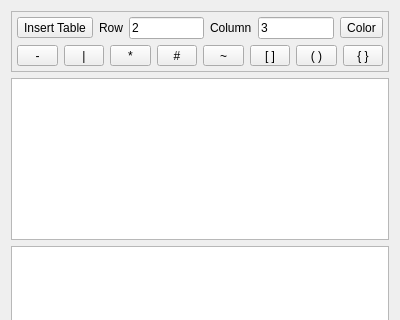
This is src/dlgMemos.ui in ic005k/Knot-Legacy as Qt 5 draws it before an edit; both pictures show x 0 to 400 and y 0 to 320 of the 400 by 476 pixel window. The edited form follows.
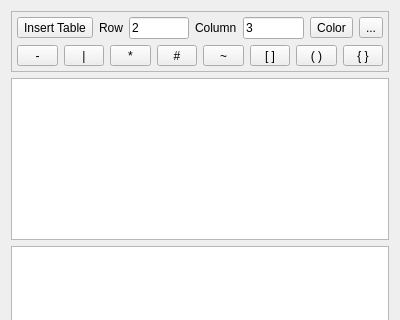
This is the edited form. Icons and pictures are not drawn.

Commit message: Optimized memo

```diff
--- a/src/dlgMemos.ui
+++ b/src/dlgMemos.ui
@@ -97,6 +97,23 @@
           </property>
          </widget>
         </item>
+        <item>
+         <widget class="QToolButton" name="btnS5">
+          <property name="sizePolicy">
+           <sizepolicy hsizetype="Preferred" vsizetype="Fixed">
+            <horstretch>0</horstretch>
+            <verstretch>0</verstretch>
+           </sizepolicy>
+          </property>
+          <property name="text">
+           <string>...</string>
+          </property>
+          <property name="icon">
+           <iconset resource="../res.qrc">
+            <normaloff>:/res/font1.png</normaloff>:/res/font1.png</iconset>
+          </property>
+         </widget>
+        </item>
        </layout>
       </item>
       <item>
```
Left out of the diff: 16 changed lines with no effect on the pictures. The commit also changes 10 other files.
